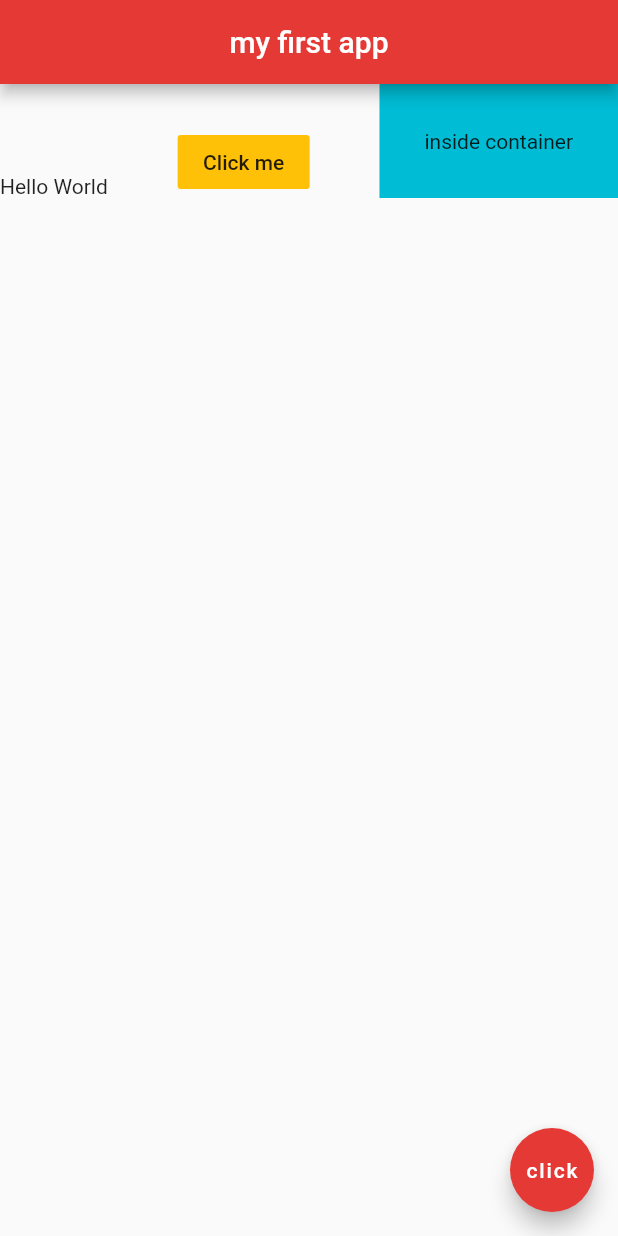
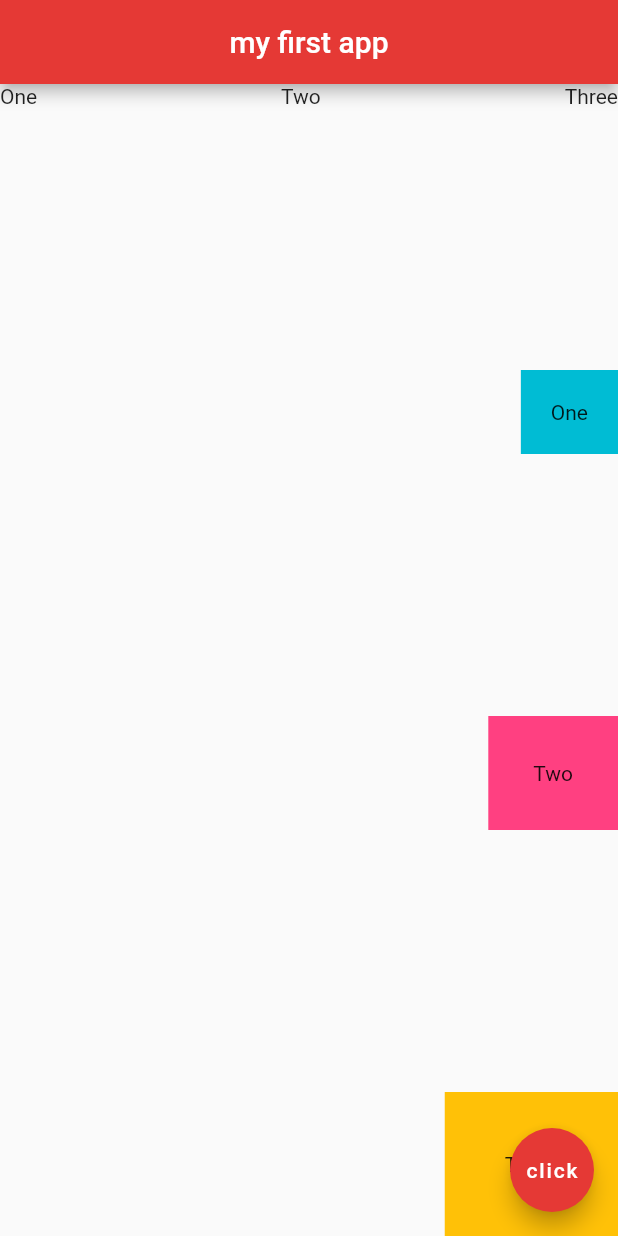
Before and after one commit to alfatta/learn_flutter, a Flutter app: the screen it shows after launch, on a phone screen of 412 x 824 dp. Run offline on Flutter 3.47's test engine with Material 2 defaults, Android fonts, the phone set to English and light mode, and no system bars.

Commit message:
layout : column

```diff
--- a/lib/main.dart
+++ b/lib/main.dart
@@ -11,20 +11,33 @@ class Home extends StatelessWidget {
         centerTitle: true,
         backgroundColor: Colors.red[600],
       ),
-      body: Row(
+      body: Column(
         mainAxisAlignment: MainAxisAlignment.spaceBetween,
         crossAxisAlignment: CrossAxisAlignment.end,
         children: <Widget>[
-          Text('Hello World'),
-          FlatButton(
-            onPressed: () {},
-            child: Text('Click me'),
-            color: Colors.amber,
+          Row(
+            mainAxisAlignment: MainAxisAlignment.spaceBetween,
+            crossAxisAlignment: CrossAxisAlignment.center,
+            children: <Widget>[
+              Text('One'),
+              Text('Two'),
+              Text('Three'),
+            ],
           ),
           Container(
+            padding: EdgeInsets.all(20.0),
             color: Colors.cyan,
+            child: Text('One'),
+          ),
+          Container(
             padding: EdgeInsets.all(30.0),
-            child: Text('inside container'),
+            color: Colors.pinkAccent,
+            child: Text('Two'),
+          ),
+          Container(
+            padding: EdgeInsets.all(40.0),
+            color: Colors.amber,
+            child: Text('Three'),
           ),
         ],
       ),
```
Also changed, not shown: current-result.png.
